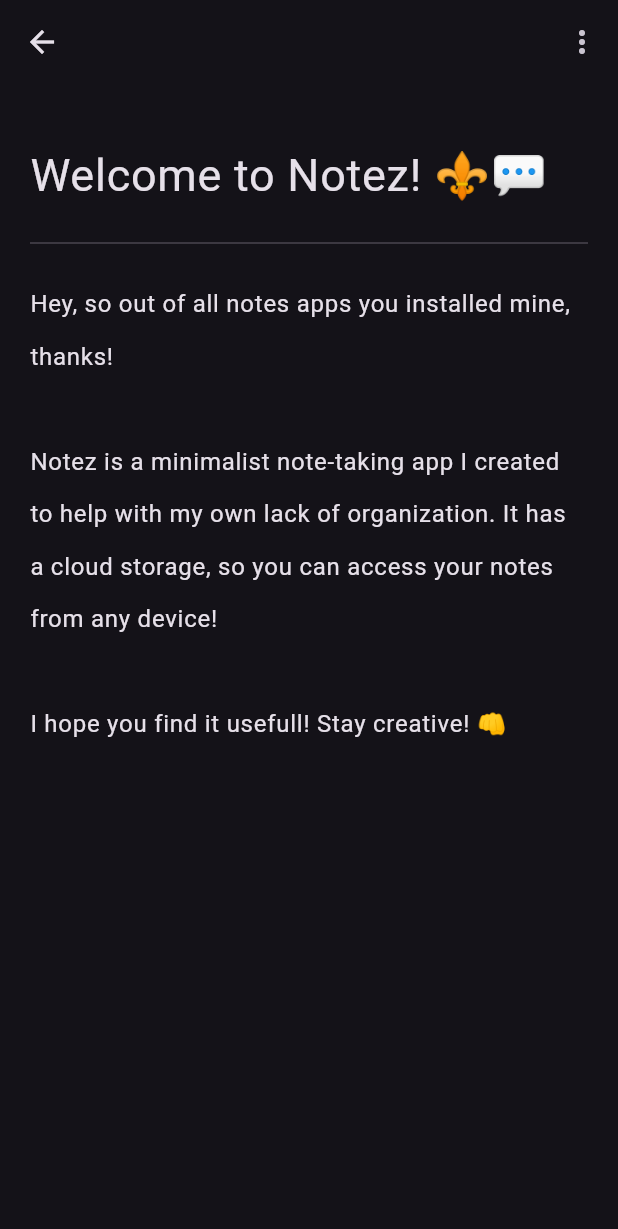
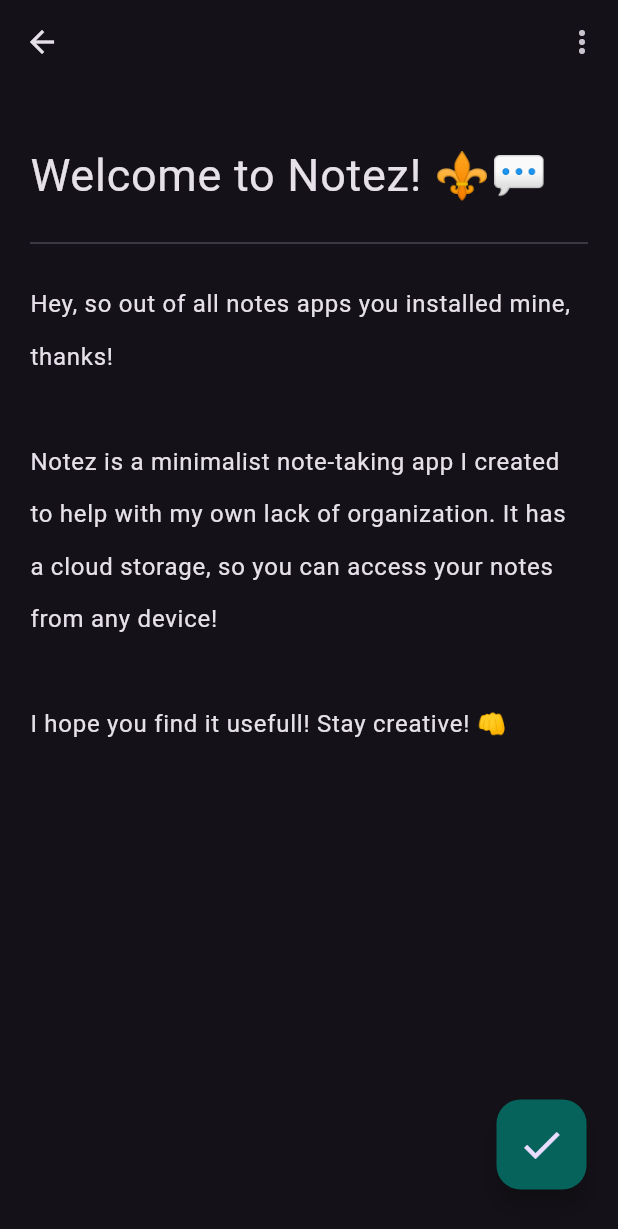
Before and after one commit to PedroMachado042/notez-app, a Flutter app: the screen it shows after launch, after a tap on "Welcome to Notez! ⚜️💬", on a phone screen of 412 x 824 dp. Shown: the top 1229 px of the screen. Run offline on Flutter 3.47's test engine with Material 3 defaults, Android fonts, the phone set to English and light mode, and no system bars; our stand-ins replace audioplayers, cloud_firestore, firebase_auth, firebase_core, flutter_phoenix, fluttertoast and 3 more; accounts and stored records are empty.

Commit message:
confirm fab

```diff
--- a/lib/view/pages/drawer/drawer_guest_page.dart
+++ b/lib/view/pages/drawer/drawer_guest_page.dart
@@ -35,15 +35,15 @@
                   ),
                 );
               },
-              child: Text(
-                'Login',
-                style: TextStyle(fontSize: 16, color: Colors.white),
-              ),
               style: ElevatedButton.styleFrom(
                 backgroundColor: Colors.black.withAlpha(40),
                 shape: RoundedRectangleBorder(
                   borderRadius: BorderRadius.all(Radius.circular(10)),
                 ),
+              ),
+              child: Text(
+                'Login',
+                style: TextStyle(fontSize: 16, color: Colors.white),
               ),
             ),
           ),
--- a/lib/view/pages/note_page.dart
+++ b/lib/view/pages/note_page.dart
@@ -2,6 +2,7 @@
 import 'package:firebase_auth/firebase_auth.dart';
 import 'package:flutter/material.dart';
 import 'package:hive_flutter/hive_flutter.dart';
+import 'package:notez/data/dummy_data.dart';
 import 'package:notez/data/notifiers.dart';
 import 'package:notez/view/services/firestore.dart';
 
@@ -140,6 +141,28 @@
             ),
           ),
         ),
+        floatingActionButton: Padding(
+          padding: const EdgeInsets.symmetric(
+            vertical: 15,
+            horizontal: 5,
+          ),
+          child: SizedBox(
+            height: 60,
+            width: 60,
+            child: FloatingActionButton(
+              onPressed: () async {
+                if (isLogged.value && controllerTitle.text != '') {
+                  await FirestoreService().addNote(widget.id);
+                }
+                Navigator.pop(context);
+              },
+              heroTag: null,
+              backgroundColor:
+                  DummyData.buttonColor[colorTheme.value],
+              child: Icon(Icons.check, size: 32),
+            ),
+          ),
+        ),
       ),
     );
   }
```
